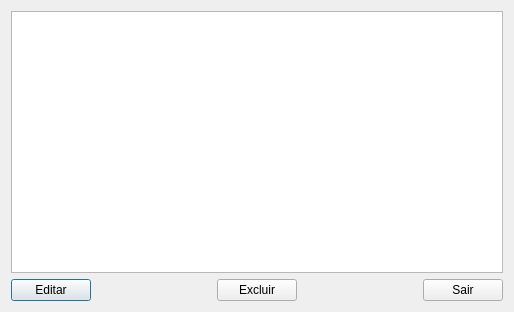
This is registros.ui in vieira-gabriel/DailyHelper as Qt 5 draws it before an edit. The edited form follows.
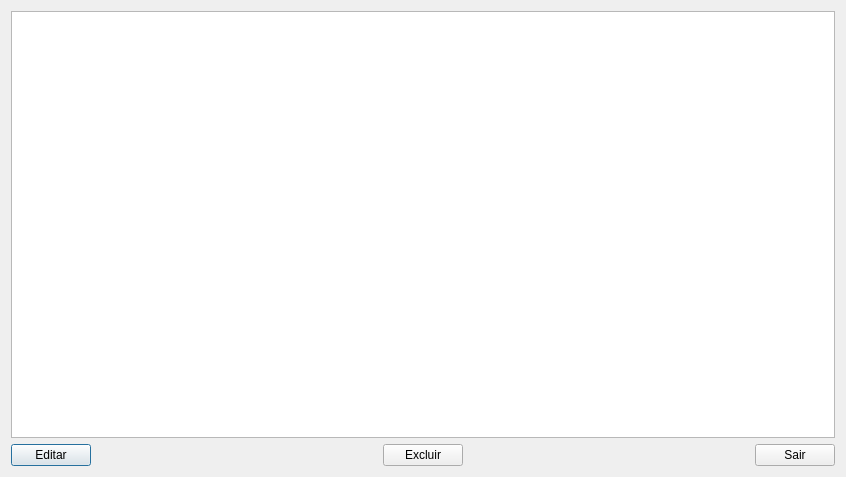
This is the edited form.

Commit message: Show database and delete if push button "excluir"

Diff of the .ui file:
```diff
--- a/registros.ui
+++ b/registros.ui
@@ -6,8 +6,8 @@
    <rect>
     <x>0</x>
     <y>0</y>
-    <width>514</width>
-    <height>312</height>
+    <width>846</width>
+    <height>477</height>
    </rect>
   </property>
   <property name="windowTitle">
```
Left out of the diff: 2 changed lines with no effect on the pictures. The commit also changes 2 other files.
